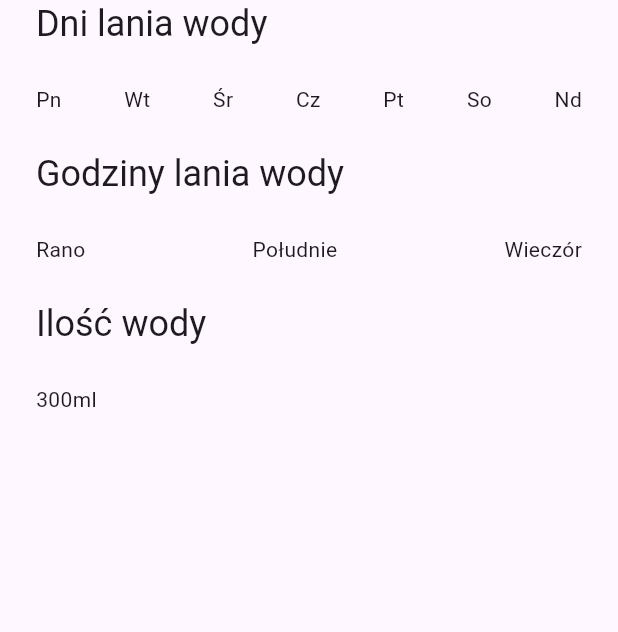
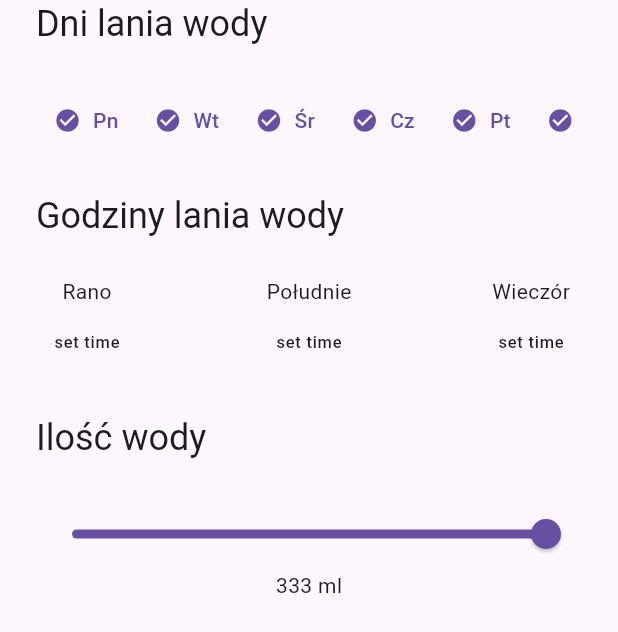
Before and after one commit to wojtekbakun/hydrapet, a Flutter app: the screen it shows after launch, on a phone screen of 412 x 824 dp. Shown: the top 632 px of the screen. Run offline on Flutter 3.47's test engine with Material 3 defaults, Android fonts, the phone set to English and light mode, and no system bars.

Commit message:
added interactive widgets

```diff
--- a/lib/main.dart
+++ b/lib/main.dart
@@ -16,7 +16,6 @@ class MainApp extends StatelessWidget {
               child: Padding(
             padding: const EdgeInsets.symmetric(horizontal: 24.0),
             child: Column(
-              mainAxisAlignment: MainAxisAlignment.start,
               crossAxisAlignment: CrossAxisAlignment.start,
               children: [
                 Text(
@@ -25,6 +24,8 @@ class MainApp extends StatelessWidget {
                 ),
                 const Padding(
                   padding: EdgeInsets.symmetric(vertical: 24.0),
+                  child: SingleChildScrollView(
+                    scrollDirection: Axis.horizontal,
                     child: Row(
                       mainAxisAlignment: MainAxisAlignment.spaceBetween,
                       children: [
@@ -38,18 +39,25 @@ class MainApp extends StatelessWidget {
                       ],
                     ),
                   ),
+                ),
                 Text(
                   'Godziny lania wody',
                   style: Theme.of(context).textTheme.headlineSmall,
                 ),
-                const Padding(
+                Padding(
                   padding: EdgeInsets.symmetric(vertical: 24.0),
                   child: Row(
                     mainAxisAlignment: MainAxisAlignment.spaceBetween,
                     children: [
-                      Text('Rano'),
-                      Text('Południe'),
-                      Text('Wieczór'),
+                      PoraDnia(
+                          poraDnia: 'Rano',
+                          data: DateTime(DateTime.april, 7, 30, 10, 0)),
+                      PoraDnia(
+                          poraDnia: 'Południe',
+                          data: DateTime(DateTime.april, 12, 30, 14, 0)),
+                      PoraDnia(
+                          poraDnia: 'Wieczór',
+                          data: DateTime(DateTime.april, 18, 30, 20, 0)),
                     ],
                   ),
                 ),
@@ -59,7 +67,7 @@ class MainApp extends StatelessWidget {
                 ),
                 const Padding(
                   padding: EdgeInsets.symmetric(vertical: 24.0),
-                  child: Text('300ml'),
+                  child: IloscWody(),
                 ),
               ],
             ),
@@ -70,12 +78,109 @@ class MainApp extends StatelessWidget {
   }
 }
 
-class NazwaDnia extends StatelessWidget {
+class NazwaDnia extends StatefulWidget {
   final String dzien;
   const NazwaDnia({super.key, required this.dzien});
 
   @override
+  State<NazwaDnia> createState() => _NazwaDniaState();
+}
+
+class _NazwaDniaState extends State<NazwaDnia> {
+  bool isChecked = true;
+
+  void toggleCheckbox() {
+    setState(() {
+      isChecked = !isChecked;
+    });
+  }
+
+  @override
   Widget build(BuildContext context) {
-    return Text(dzien);
+    return TextButton(
+      onPressed: () => toggleCheckbox(),
+      child: Row(
+        children: [
+          Icon(isChecked ? Icons.check_circle : Icons.circle),
+          const SizedBox(width: 8.0),
+          Text(
+            widget.dzien,
+          ),
+        ],
+      ),
+    );
   }
 }
+
+class PoraDnia extends StatefulWidget {
+  final String poraDnia;
+  final DateTime data;
+  const PoraDnia({
+    super.key,
+    required this.poraDnia,
+    required this.data,
+  });
+
+  @override
+  State<PoraDnia> createState() => _PoraDniaState();
+}
+
+class _PoraDniaState extends State<PoraDnia> {
+  String poraDnia = 'set time';
+  TimeOfDay timeOfDay = TimeOfDay.now();
+
+  Future<dynamic> displayTimePicker(BuildContext context) async {
+    TimeOfDay? time =
+        await showTimePicker(context: context, initialTime: timeOfDay);
+
+    if (time != null) {
+      setState(() {
+        poraDnia = "${time.hour}:${time.minute < 10 ? '0' : ''}${time.minute}";
+      });
+    }
+  }
+
+  @override
+  Widget build(BuildContext context) {
+    return Column(
+      children: [
+        Text(widget.poraDnia),
+        TextButton(
+          onPressed: () => displayTimePicker(context),
+          child: Text(
+            poraDnia,
+            style: Theme.of(context).textTheme.labelSmall,
+          ),
+        ),
+      ],
+    );
+  }
+}
+
+class IloscWody extends StatefulWidget {
+  const IloscWody({super.key});
+
+  @override
+  State<IloscWody> createState() => _IloscWodyState();
+}
+
+class _IloscWodyState extends State<IloscWody> {
+  double _value = 333;
+  @override
+  Widget build(BuildContext context) {
+    return Column(
+      children: [
+        Slider(
+            min: 100,
+            max: 333,
+            value: _value,
+            onChanged: (value) {
+              setState(() {
+                _value = value;
+              });
+            }),
+        Text('${_value.floor().toString()} ml'),
+      ],
+    );
+  }
+}
```
Lines whose indentation alone changed are shown as unchanged.
